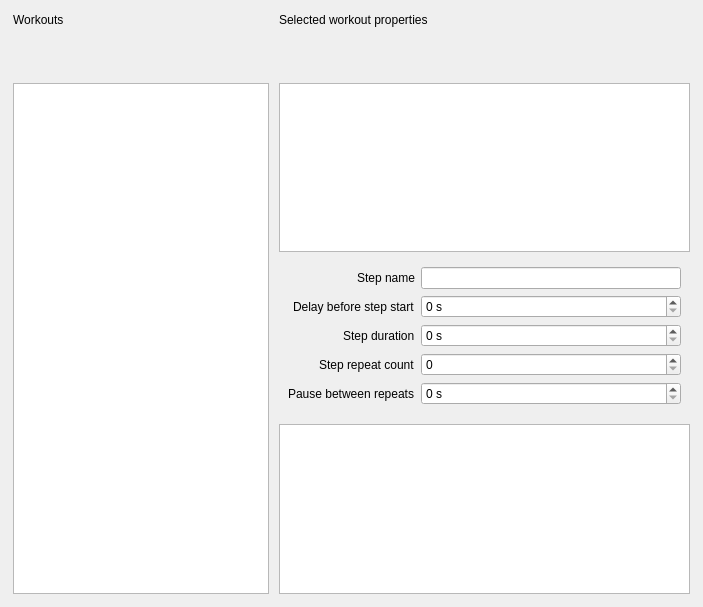
First picture: the form in src/ui/WorkoutEditor.ui, repository antongus/kettlebell-timer, before the edit.
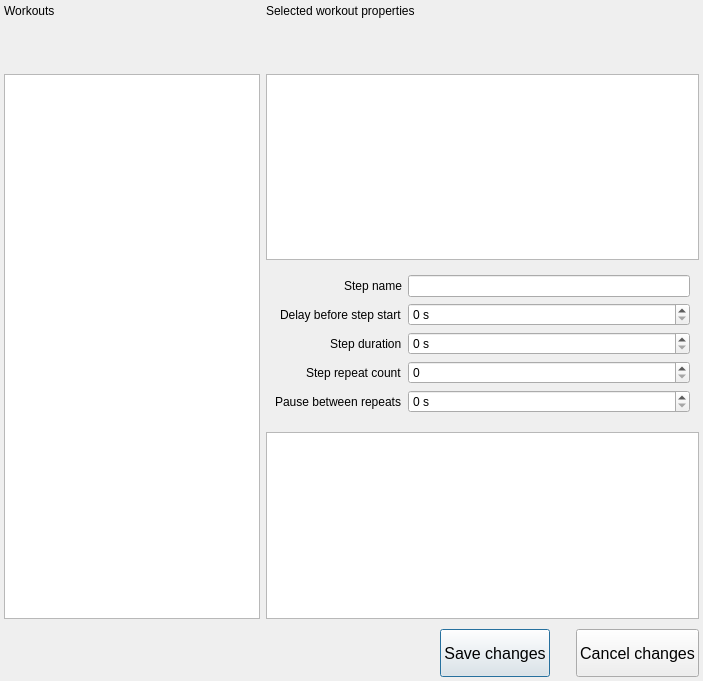
Second picture: the form after the edit. Icons and pictures are not drawn.

Commit message: implement load/save workouts config

```diff
--- a/src/ui/WorkoutEditor.ui
+++ b/src/ui/WorkoutEditor.ui
@@ -7,13 +7,43 @@
     <x>0</x>
     <y>0</y>
     <width>703</width>
-    <height>607</height>
+    <height>681</height>
    </rect>
   </property>
   <property name="windowTitle">
    <string>Form</string>
   </property>
+  <layout class="QVBoxLayout" name="verticalLayout_3">
+   <property name="leftMargin">
+    <number>2</number>
+   </property>
+   <property name="topMargin">
+    <number>2</number>
+   </property>
+   <property name="rightMargin">
+    <number>2</number>
+   </property>
+   <property name="bottomMargin">
+    <number>2</number>
+   </property>
+   <item>
+    <widget class="QWidget" name="widget_6" native="true">
   <layout class="QHBoxLayout" name="horizontalLayout">
+      <property name="spacing">
+       <number>2</number>
+      </property>
+      <property name="leftMargin">
+       <number>0</number>
+      </property>
+      <property name="topMargin">
+       <number>0</number>
+      </property>
+      <property name="rightMargin">
+       <number>0</number>
+      </property>
+      <property name="bottomMargin">
+       <number>0</number>
+      </property>
    <item>
     <widget class="QWidget" name="widget" native="true">
      <layout class="QVBoxLayout" name="verticalLayout">
@@ -344,6 +374,126 @@
    </item>
   </layout>
  </widget>
- <resources/>
+   </item>
+   <item>
+    <widget class="QWidget" name="widget_7" native="true">
+     <layout class="QHBoxLayout" name="horizontalLayout_2">
+      <property name="leftMargin">
+       <number>2</number>
+      </property>
+      <property name="topMargin">
+       <number>2</number>
+      </property>
+      <property name="rightMargin">
+       <number>2</number>
+      </property>
+      <property name="bottomMargin">
+       <number>2</number>
+      </property>
+      <item>
+       <spacer name="horizontalSpacer_4">
+        <property name="orientation">
+         <enum>Qt::Horizontal</enum>
+        </property>
+        <property name="sizeHint" stdset="0">
+         <size>
+          <width>40</width>
+          <height>20</height>
+         </size>
+        </property>
+       </spacer>
+      </item>
+      <item>
+       <widget class="QPushButton" name="pbOk">
+        <property name="sizePolicy">
+         <sizepolicy hsizetype="Minimum" vsizetype="Minimum">
+          <horstretch>0</horstretch>
+          <verstretch>0</verstretch>
+         </sizepolicy>
+        </property>
+        <property name="minimumSize">
+         <size>
+          <width>60</width>
+          <height>48</height>
+         </size>
+        </property>
+        <property name="font">
+         <font>
+          <pointsize>12</pointsize>
+         </font>
+        </property>
+        <property name="text">
+         <string>Save changes</string>
+        </property>
+        <property name="icon">
+         <iconset resource="../../res/resource.qrc">
+          <normaloff>:/icons/next.svg</normaloff>:/icons/next.svg</iconset>
+        </property>
+        <property name="iconSize">
+         <size>
+          <width>32</width>
+          <height>32</height>
+         </size>
+        </property>
+       </widget>
+      </item>
+      <item>
+       <spacer name="horizontalSpacer_3">
+        <property name="orientation">
+         <enum>Qt::Horizontal</enum>
+        </property>
+        <property name="sizeType">
+         <enum>QSizePolicy::Fixed</enum>
+        </property>
+        <property name="sizeHint" stdset="0">
+         <size>
+          <width>20</width>
+          <height>20</height>
+         </size>
+        </property>
+       </spacer>
+      </item>
+      <item>
+       <widget class="QPushButton" name="pbCancel">
+        <property name="sizePolicy">
+         <sizepolicy hsizetype="Minimum" vsizetype="Minimum">
+          <horstretch>0</horstretch>
+          <verstretch>0</verstretch>
+         </sizepolicy>
+        </property>
+        <property name="minimumSize">
+         <size>
+          <width>60</width>
+          <height>48</height>
+         </size>
+        </property>
+        <property name="font">
+         <font>
+          <pointsize>12</pointsize>
+         </font>
+        </property>
+        <property name="text">
+         <string>Cancel changes</string>
+        </property>
+        <property name="icon">
+         <iconset resource="../../res/resource.qrc">
+          <normaloff>:/icons/process-stop.svg</normaloff>:/icons/process-stop.svg</iconset>
+        </property>
+        <property name="iconSize">
+         <size>
+          <width>32</width>
+          <height>32</height>
+         </size>
+        </property>
+       </widget>
+      </item>
+     </layout>
+    </widget>
+   </item>
+  </layout>
+ </widget>
+ <resources>
+  <include location="../../res/resource.qrc"/>
+ </resources>
  <connections/>
 </ui>
```
Left out of the diff: 2 changed lines with no effect on the pictures. Lines whose indentation alone changed are shown as unchanged. The commit also changes 9 other files.
